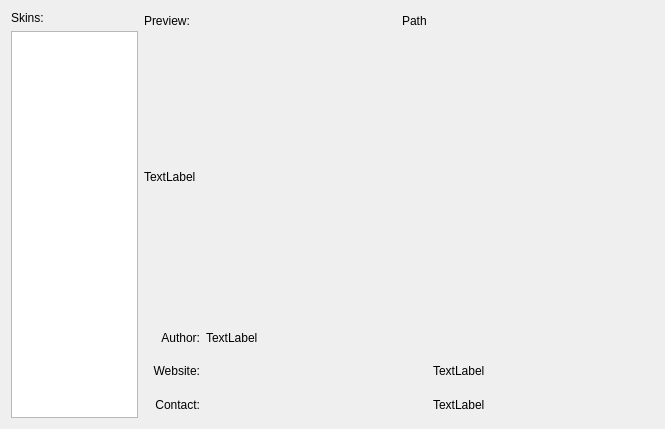
This is desktop/app/gui/dialogs/optionskin.ui in theall/Foreplayer as Qt 5 draws it before an edit. The edited form follows.
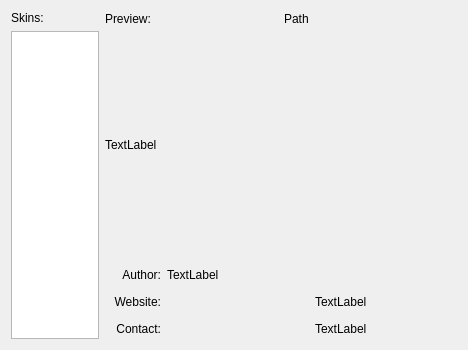
This is the edited form.

Diff of the .ui file:
```diff
--- a/desktop/app/gui/dialogs/optionskin.ui
+++ b/desktop/app/gui/dialogs/optionskin.ui
@@ -6,8 +6,8 @@
    <rect>
     <x>0</x>
     <y>0</y>
-    <width>665</width>
-    <height>429</height>
+    <width>468</width>
+    <height>350</height>
    </rect>
   </property>
   <property name="windowTitle">
```
Left out of the diff: 14 changed lines with no effect on the pictures.
